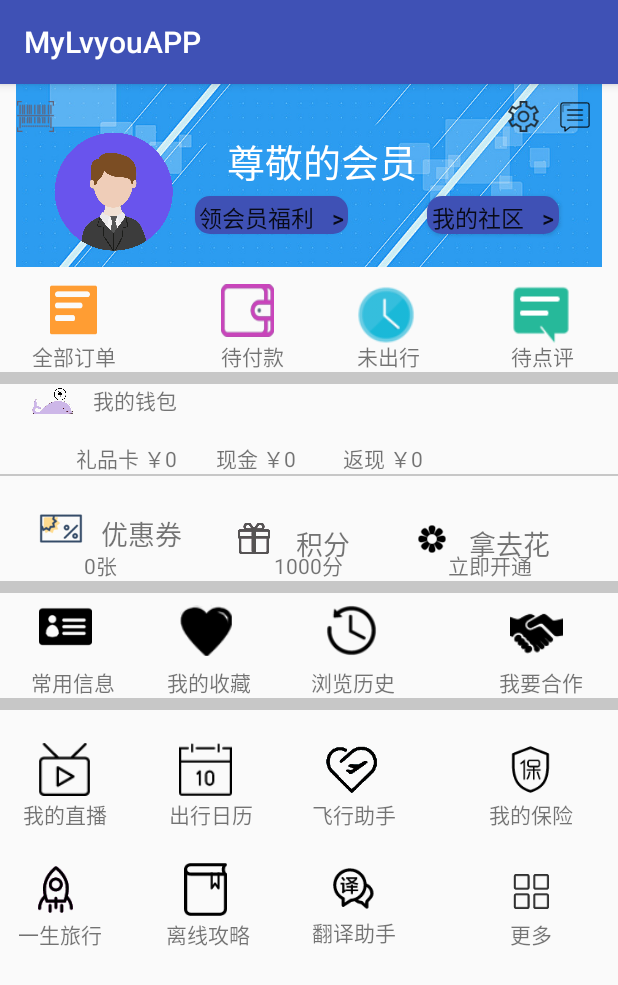
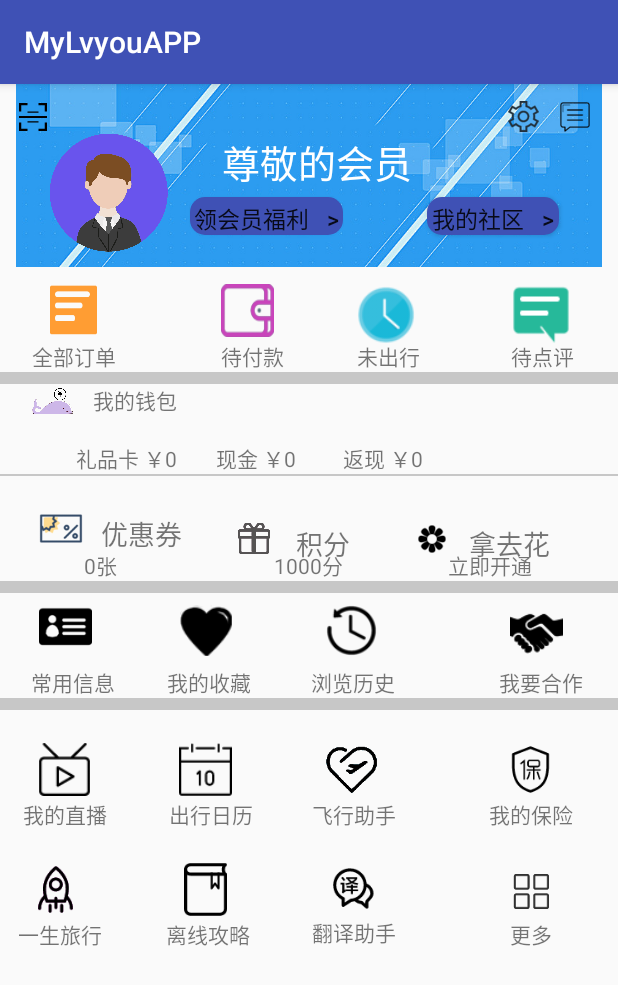
Before and after one commit to tzygithubs/MyLvyouAPP, an Android app: the fragment WoDeFragment shown on its own in the app's theme, on a phone screen of 412 x 824 dp. Shown: the top 985 px of the screen. Run offline under Robolectric (Android 15) with nearby library versions, the phone set to English and light mode, and no system bars; network calls fail.

Commit message:
Merge branch 'master' of D:\Android\MyLvyouAPP with conflicts.

```diff
--- a/app/src/main/res/layout/wode_layout.xml
+++ b/app/src/main/res/layout/wode_layout.xml
@@ -165,7 +165,10 @@
 
         <RelativeLayout
             android:layout_width="wrap_content"
-            android:layout_height="70dp">
+            android:layout_height="70dp"
+            android:layout_alignParentTop="true"
+            android:layout_alignParentLeft="true"
+            android:layout_alignParentStart="true">
             <ImageButton
                 android:layout_width="40dp"
                 android:layout_height="40dp"
--- a/app/src/main/res/values/colors.xml
+++ b/app/src/main/res/values/colors.xml
@@ -6,6 +6,4 @@
     <color name="colorGrays">#c7c7c7</color>
     <color name="colorGray">#aeaeae</color>
     <color name="colorWhite">#ffffff</color>
-    <color name="baise">#000000</color>
-
 </resources>
```
Also changed, not shown: app/src/main/res/layout/shouye_layout.xml (+11 -7 lines), app/src/main/res/mipmap-hdpi/ic_wode_saoma.png.
